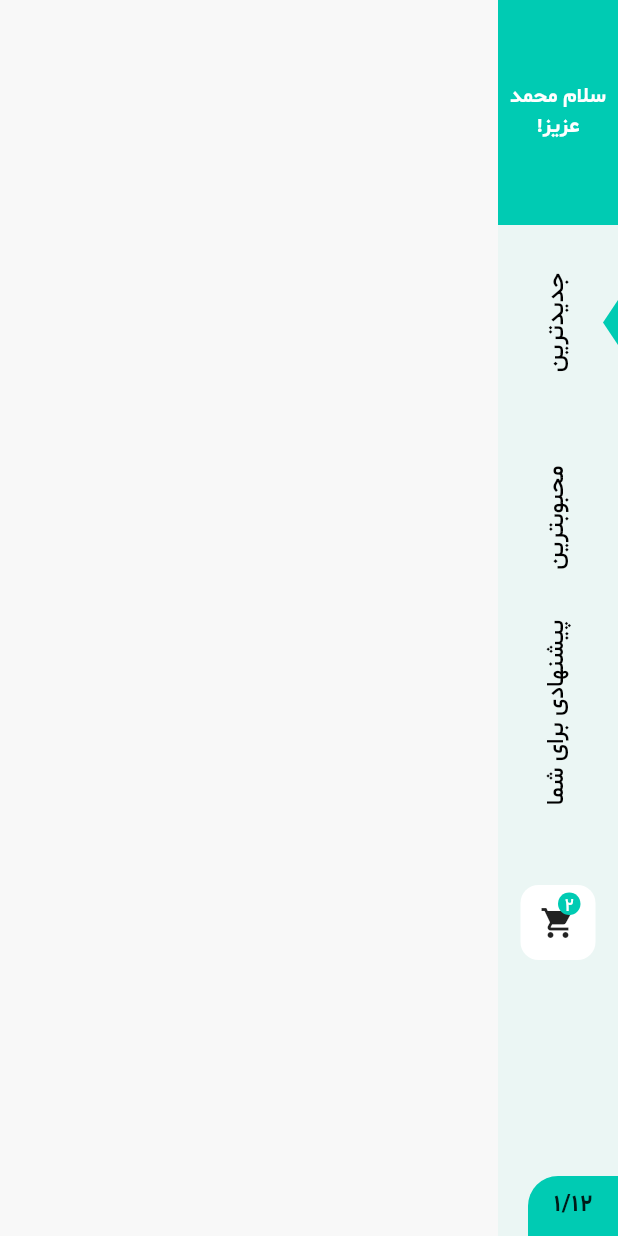
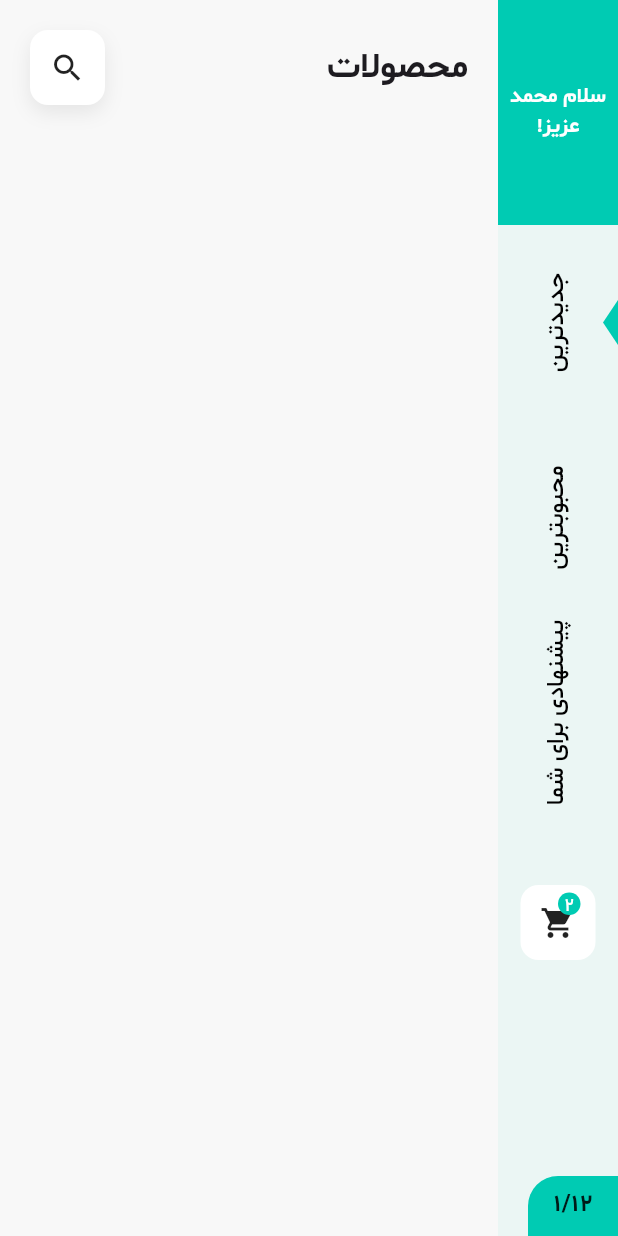
Before and after one commit to mohammad-dehghanifard/flutter_animated_plant_app, a Flutter app: the screen it shows after launch, on a phone screen of 412 x 824 dp. Run offline on Flutter 3.47's test engine with Material 3 defaults, Android fonts, the phone set to English and light mode, and no system bars.

Commit message:
completed SearchIconWidget ui

```diff
--- a/lib/pages/home_page.dart
+++ b/lib/pages/home_page.dart
@@ -1,4 +1,5 @@
 import 'package:animated_plant_app/constants/app_colors.dart';
+import 'package:animated_plant_app/widgets/search_icon_widget.dart';
 import 'package:animated_plant_app/widgets/vertical_menu_widget.dart';
 import 'package:flutter/material.dart';
 
@@ -9,10 +10,33 @@ class HomePage extends StatelessWidget {
   Widget build(BuildContext context) {
     return  Scaffold(
       backgroundColor: backgroundColor,
-      body: SafeArea(
+      body: const SafeArea(
         child: Row(
+          crossAxisAlignment: CrossAxisAlignment.start,
           children: [
-            VerticalMenuWidget()
+            // menu widget
+            VerticalMenuWidget(),
+            // home body
+            Expanded(
+              child: Padding(
+                padding: EdgeInsets.all(20.0),
+                child: Column(
+                  children: [
+                    // title and search bar
+                    Row(
+                      mainAxisAlignment: MainAxisAlignment.spaceBetween,
+                      children: [
+                        Text("محصولات",style: TextStyle(fontSize: 24,fontWeight: FontWeight.bold)),
+
+                        SearchIconWidget()
+                      ],
+                    ),
+                    // product list
+                  ],
+                ),
+              ),
+            )
+
           ],
         ),
       ),
--- /dev/null
+++ b/lib/widgets/search_icon_widget.dart
@@ -0,0 +1,27 @@
+import 'package:flutter/material.dart';
+
+class SearchIconWidget extends StatelessWidget {
+  const SearchIconWidget({
+    super.key,
+  });
+
+  @override
+  Widget build(BuildContext context) {
+    return Container(
+      width: 50,
+      height: 50,
+      decoration: BoxDecoration(
+          color: Colors.white,
+          borderRadius: BorderRadius.circular(12),
+          boxShadow: [
+            BoxShadow(
+                color: Colors.black.withOpacity(0.08),
+                blurRadius: 10,
+                offset: const Offset(0,5)
+            )
+          ]
+      ),
+      child: const Icon(Icons.search),
+    );
+  }
+}
```
